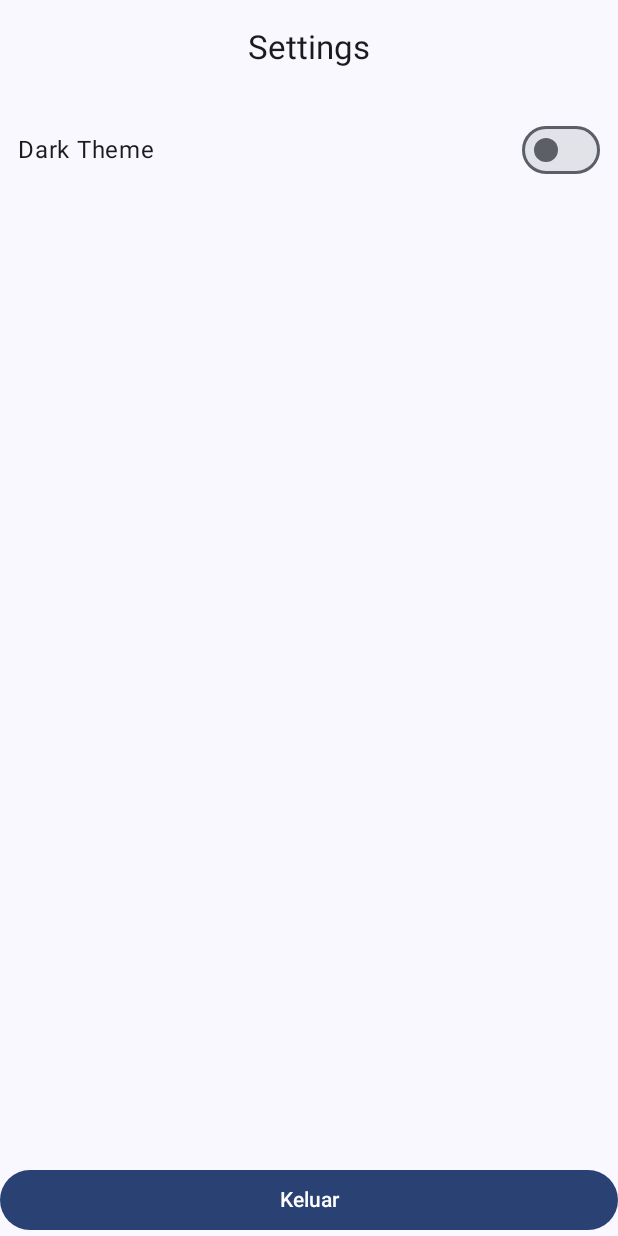
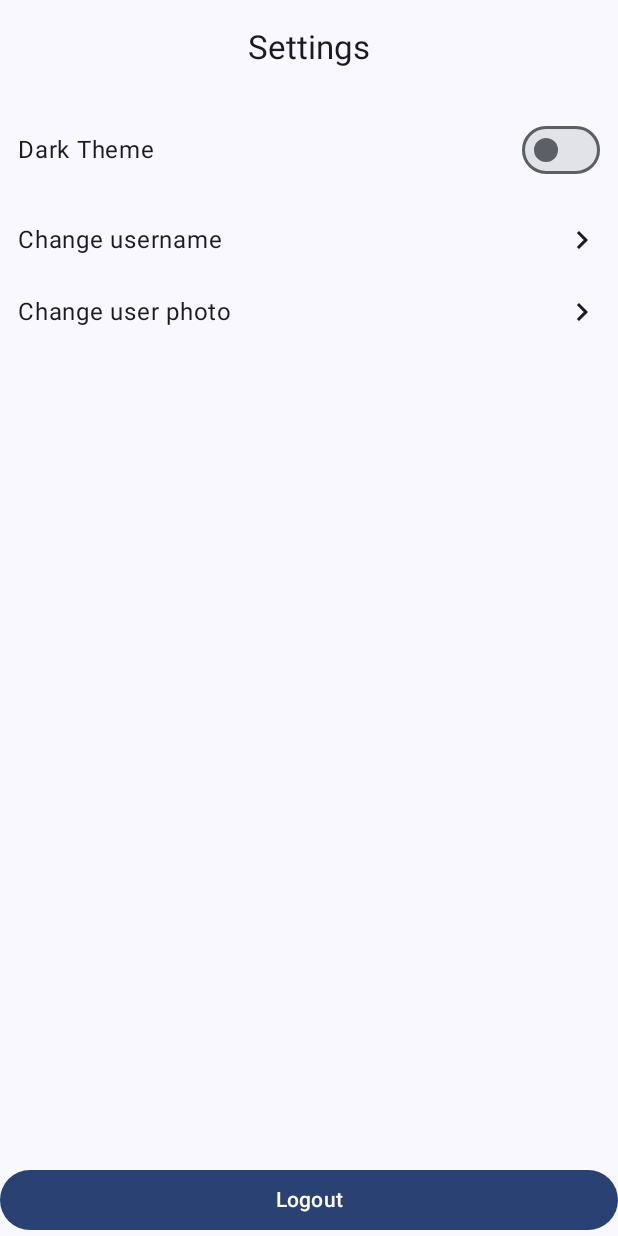
Before and after one commit to Reditya02/AnimeCollection, an Android app built with Jetpack Compose: the composable SettingsContent shown on its own in the app's theme, on a phone screen of 412 x 824 dp. Run offline under Robolectric (Android 15) with nearby library versions, the phone set to English and light mode, and no system bars; our stand-ins replace Dagger/Hilt's generated code, accompanist; libraries missing offline, so code that uses them is left out: com.google.accompanist.navigation, com.ramcosta.composedestinations; 1 statement that could not run was skipped.

Commit message:
day 4: implement change name

```diff
--- a/app/src/main/java/com/example/animecollection/data/remote/firebase/RemoteFirebaseDatasources.kt
+++ b/app/src/main/java/com/example/animecollection/data/remote/firebase/RemoteFirebaseDatasources.kt
@@ -158,4 +158,10 @@ class RemoteFirebaseDatasources {
 
         awaitClose { firebase.remove() }
     }
+
+    fun changeName(name: String) {
+        getUserDataInstance()
+            .document(getUid())
+            .update("username", name)
+    }
 }
--- a/app/src/main/java/com/example/animecollection/data/repository/UserRepositoryImpl.kt
+++ b/app/src/main/java/com/example/animecollection/data/repository/UserRepositoryImpl.kt
@@ -44,4 +44,7 @@ class UserRepositoryImpl @Inject constructor(
 
     override fun searchUser(query: String) =
         datasource.searchUser(query)
+
+    override fun changeName(name: String) =
+        datasource.changeName(name)
 }
--- a/app/src/main/java/com/example/animecollection/domain/repository/IUserRepository.kt
+++ b/app/src/main/java/com/example/animecollection/domain/repository/IUserRepository.kt
@@ -12,6 +12,8 @@ interface IUserRepository {
     fun getUid(): String
     fun logout()
 
+    fun changeName(name: String)
+
     fun getAllFavorite(id: String?): Flow<UIState<MutableList<Anime>>>
     fun checkIsFavorite(id: String): Flow<UIState<Boolean>>
     fun addFavorite(anime: Anime)
--- a/app/src/main/java/com/example/animecollection/ui/settings/SettingsScreen.kt
+++ b/app/src/main/java/com/example/animecollection/ui/settings/SettingsScreen.kt
@@ -1,6 +1,9 @@
 package com.example.animecollection.ui.settings
 
+import androidx.compose.foundation.clickable
 import androidx.compose.foundation.layout.*
+import androidx.compose.material.icons.Icons
+import androidx.compose.material.icons.filled.ChevronRight
 import androidx.compose.material3.*
 import androidx.compose.runtime.*
 import androidx.compose.ui.Alignment
@@ -10,6 +13,7 @@ import androidx.hilt.navigation.compose.hiltViewModel
 import com.example.animecollection.ui.component.CompButton
 import com.example.animecollection.core.navigation.BottomNavGraph
 import com.example.animecollection.core.navigation.RootNavigator
+import com.example.animecollection.ui.destinations.ChangeNameScreenDestination
 import com.example.animecollection.ui.destinations.LoginScreenDestination
 import com.example.animecollection.ui.destinations.SettingsScreenDestination
 import com.ramcosta.composedestinations.annotation.Destination
@@ -40,7 +44,8 @@ fun SettingsScreen(
                     viewModel.changeTheme()
                 },
                 onLogoutClicked = { isOpenDialog = true },
-
+                onChangeNameClicked = { navigator.value.navigate(ChangeNameScreenDestination) },
+                onChangePhotoClicked = {  }
             )
             if (isOpenDialog) {
                 LogoutAlertDialog(
@@ -63,7 +68,9 @@ fun SettingsScreen(
 fun SettingsContent(
     isDarkTheme: Boolean,
     switchChecked: () -> Unit,
-    onLogoutClicked: () -> Unit
+    onLogoutClicked: () -> Unit,
+    onChangeNameClicked: () -> Unit,
+    onChangePhotoClicked: () -> Unit
 ) {
     val snackbarHostState = remember { SnackbarHostState() }
     val scope = rememberCoroutineScope()
@@ -92,8 +99,28 @@ fun SettingsContent(
                     }
                 })
             }
+            Row(
+                Modifier
+                    .padding(12.dp)
+                    .clickable { onChangeNameClicked() },
+                verticalAlignment = Alignment.CenterVertically
+            ) {
+                Text(text = "Change username")
+                Spacer(modifier = Modifier.weight(1f))
+                Icon(imageVector = Icons.Default.ChevronRight, contentDescription = "")
+            }
+            Row(
+                Modifier
+                    .padding(12.dp)
+                    .clickable { onChangePhotoClicked() },
+                verticalAlignment = Alignment.CenterVertically
+            ) {
+                Text(text = "Change user photo")
+                Spacer(modifier = Modifier.weight(1f))
+                Icon(imageVector = Icons.Default.ChevronRight, contentDescription = "")
+            }
             Spacer(modifier = Modifier.weight(1f))
-            CompButton(modifier = Modifier.fillMaxWidth(), onClick = onLogoutClicked, text = "Keluar")
+            CompButton(modifier = Modifier.fillMaxWidth(), onClick = onLogoutClicked, text = "Logout")
         }
     }
 }
```
Also changed, not shown: app/src/main/java/com/example/animecollection/domain/usecase/auth/ChangeNameUseCase.kt (added, +11 -0 lines), app/src/main/java/com/example/animecollection/ui/changename/ChangeNameScreen.kt (added, +60 -0 lines), app/src/main/java/com/example/animecollection/ui/changename/ChangeNameViewModel.kt (added, +23 -0 lines).
